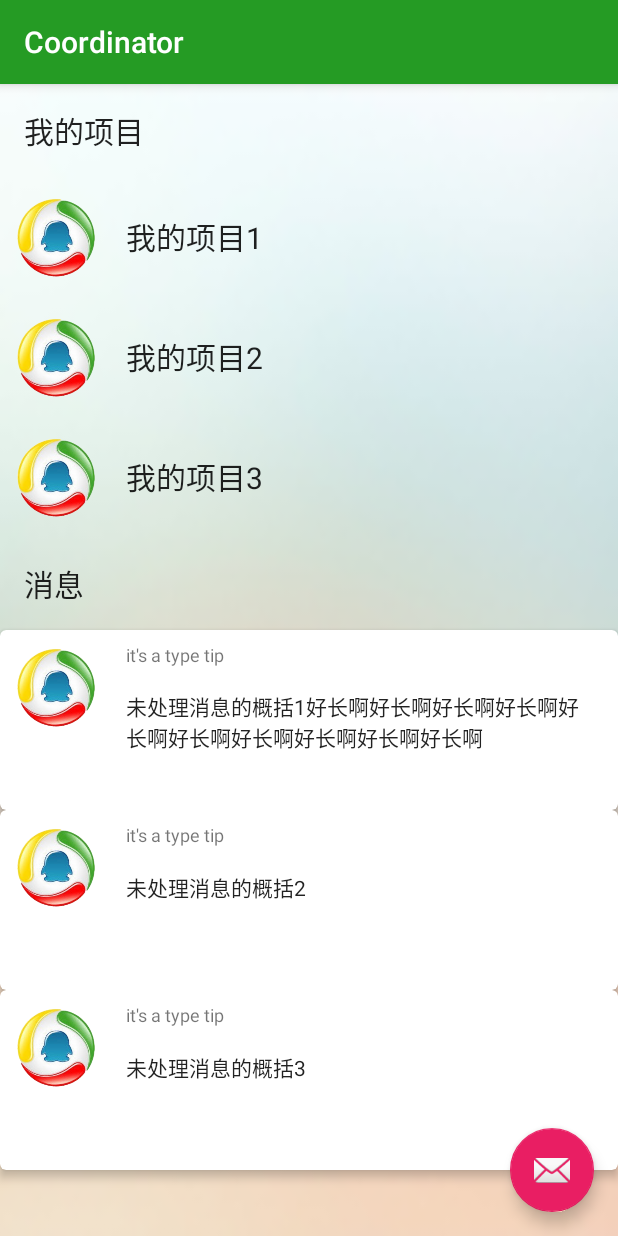
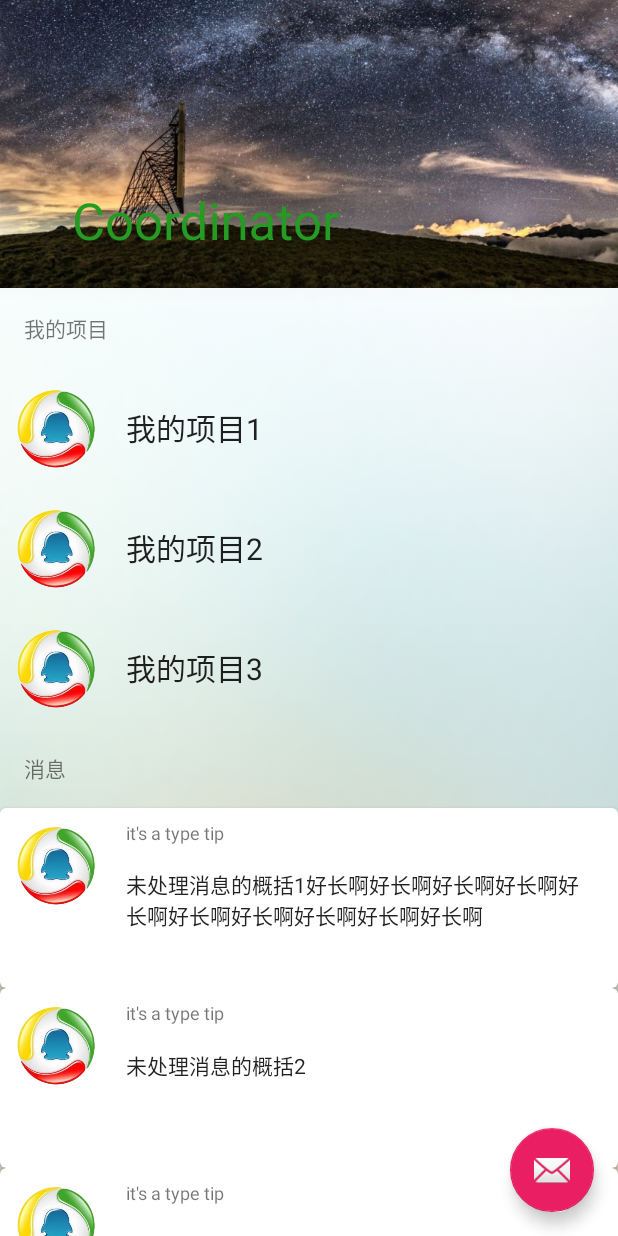
Before and after one commit to newpasung/coordinator, an Android app: the screen it shows after launch (HomeActivity), on a phone screen of 412 x 824 dp. Run offline under Robolectric (Android 15) with nearby library versions, the phone set to English and light mode, and no system bars; our stand-ins replace CircleImageView; pictures from the network do not load.

Commit message:
modify as fragment

```diff
--- a/app/src/main/java/com/scut/gof/coordinator/main/activity/HomeActivity.java
+++ b/app/src/main/java/com/scut/gof/coordinator/main/activity/HomeActivity.java
@@ -1,6 +1,7 @@
 package com.scut.gof.coordinator.main.activity;
 
 import android.os.Bundle;
+import android.support.design.widget.CollapsingToolbarLayout;
 import android.support.design.widget.FloatingActionButton;
 import android.support.v4.widget.DrawerLayout;
 import android.support.v7.widget.LinearLayoutManager;
@@ -11,6 +12,7 @@ import android.widget.Button;
 
 import com.scut.gof.coordinator.R;
 import com.scut.gof.coordinator.main.adapter.HomeAdapter;
+import com.scut.gof.coordinator.main.utils.ApiUtil;
 import com.scut.gof.coordinator.main.widget.BottomToolBar;
 import com.scut.gof.coordinator.main.widget.dialog.TextDialog;
 
@@ -22,23 +24,20 @@ public class HomeActivity extends BaseActivity {
     BottomToolBar mBar;
     FloatingActionButton mBtnfab;
     Button button;
-    RecyclerView mRec;
-    List<String> proData=new ArrayList<>();
-    List<String> msgData=new ArrayList<>();
-    TextDialog dialog ;
     @Override
     protected void onCreate(Bundle savedInstanceState) {
         super.onCreate(savedInstanceState);
         setContentView(R.layout.activity_home);
-        iniData();
         initUI();
     }
 
     protected void initUI() {
-        dialog=new TextDialog(this);
-        dialog.show();
         Toolbar toolbar = (Toolbar) findViewById(R.id.toolbar);
         setSupportActionBar(toolbar);
+        CollapsingToolbarLayout mCoolBar=(CollapsingToolbarLayout)findViewById(R.id.cooltoolbar);
+        mCoolBar.setTitleEnabled(true);
+        mCoolBar.setTitle(getString(R.string.app_name));
+        mCoolBar.setExpandedTitleColor(ApiUtil.getColor(this,R.color.colorPrimary));
         button = (Button) findViewById(R.id.button1);
         button.setOnClickListener(new View.OnClickListener() {
             @Override
@@ -56,26 +55,10 @@ public class HomeActivity extends BaseActivity {
                 mBar.reveal(HomeActivity.this, mBtnfab);
             }
         });
-        mRec=(RecyclerView)findViewById(R.id.recyclerview);
-        mRec.setLayoutManager(new LinearLayoutManager(this));
-        HomeAdapter adapter=new HomeAdapter(this);
-        adapter.setProData(proData);
-        adapter.setMsgData(msgData);
-        mRec.setAdapter(adapter);
-    }
-
-    protected void iniData(){
-        proData.add("我的项目1");
-        proData.add("我的项目2");
-        proData.add("我的项目3");
-        msgData.add("未处理消息的概括1好长啊好长啊好长啊好长啊好长啊好长啊好长啊好长啊好长啊好长啊");
-        msgData.add("未处理消息的概括2");
-        msgData.add("未处理消息的概括3");
     }
 
     @Override
     protected void onResume() {
         super.onResume();
-        dialog.dismiss();
     }
 }
--- a/app/src/main/java/com/scut/gof/coordinator/main/fragment/HomeActivityFragment.java
+++ b/app/src/main/java/com/scut/gof/coordinator/main/fragment/HomeActivityFragment.java
@@ -2,23 +2,54 @@ package com.scut.gof.coordinator.main.fragment;
 
 import android.support.v4.app.Fragment;
 import android.os.Bundle;
+import android.support.v7.widget.LinearLayoutManager;
+import android.support.v7.widget.RecyclerView;
 import android.view.LayoutInflater;
 import android.view.View;
 import android.view.ViewGroup;
 
 import com.scut.gof.coordinator.R;
+import com.scut.gof.coordinator.main.adapter.HomeAdapter;
+
+import java.util.ArrayList;
+import java.util.List;
 
 /**
  * A placeholder fragment containing a simple view.
  */
 public class HomeActivityFragment extends Fragment {
 
+    RecyclerView mRec;
+    List<String> proData=new ArrayList<>();
+    List<String> msgData=new ArrayList<>();
     public HomeActivityFragment() {
     }
 
     @Override
     public View onCreateView(LayoutInflater inflater, ViewGroup container,
                              Bundle savedInstanceState) {
+        iniData();
         return inflater.inflate(R.layout.fragment_home, container, false);
     }
+
+    @Override
+    public void onViewCreated(View view, Bundle savedInstanceState) {
+        super.onViewCreated(view, savedInstanceState);
+        mRec=(RecyclerView)view.findViewById(R.id.recyclerview);
+        mRec.setLayoutManager(new LinearLayoutManager(getContext()));
+        HomeAdapter adapter=new HomeAdapter(getContext());
+        adapter.setProData(proData);
+        adapter.setMsgData(msgData);
+        mRec.setAdapter(adapter);
+    }
+
+    protected void iniData(){
+        proData.add("我的项目1");
+        proData.add("我的项目2");
+        proData.add("我的项目3");
+        msgData.add("未处理消息的概括1好长啊好长啊好长啊好长啊好长啊好长啊好长啊好长啊好长啊好长啊");
+        msgData.add("未处理消息的概括2");
+        msgData.add("未处理消息的概括3");
+    }
+
 }
--- /dev/null
+++ b/app/src/main/java/com/scut/gof/coordinator/main/utils/ApiUtil.java
@@ -0,0 +1,30 @@
+package com.scut.gof.coordinator.main.utils;
+
+import android.content.Context;
+import android.graphics.drawable.Drawable;
+import android.os.Build;
+import android.view.View;
+
+/**
+ * Created by Administrator on 2015/10/31.
+ * 所有提示过期的函数都应该在这里做选择
+ */
+public class ApiUtil {
+    public static void setBackground(View view ,Drawable drawable){
+        if(Build.VERSION.SDK_INT<Build.VERSION_CODES.JELLY_BEAN){
+            view.setBackgroundDrawable(drawable);
+        }
+        else{
+            view.setBackground(drawable);
+        }
+    }
+
+    public static int getColor(Context context,int resId){
+        if(Build.VERSION.SDK_INT<Build.VERSION_CODES.M){
+            return context.getResources().getColor(resId);
+        }else{
+            return context.getResources().getColor(resId,null);
+        }
+    }
+
+}
--- a/app/src/main/java/com/scut/gof/coordinator/main/utils/ViewUtil.java
+++ b/app/src/main/java/com/scut/gof/coordinator/main/utils/ViewUtil.java
@@ -9,15 +9,6 @@ import android.view.View;
  * Created by Administrator on 2015/10/29.
  */
 public class ViewUtil {
-
-    public static void setBackground(View view ,Drawable drawable){
-        if(Build.VERSION.SDK_INT<Build.VERSION_CODES.JELLY_BEAN){
-            view.setBackgroundDrawable(drawable);
-        }
-        else{
-            view.setBackground(drawable);
-        }
-    }
 
     /*返回左上角全局x坐标*/
     public static int getScreenX(View view){
--- a/app/src/main/java/com/scut/gof/coordinator/main/widget/BottomToolBar.java
+++ b/app/src/main/java/com/scut/gof/coordinator/main/widget/BottomToolBar.java
@@ -16,6 +16,7 @@ import android.widget.Button;
 import android.widget.RelativeLayout;
 
 import com.scut.gof.coordinator.R;
+import com.scut.gof.coordinator.main.utils.ApiUtil;
 import com.scut.gof.coordinator.main.utils.DenstityUtil;
 import com.scut.gof.coordinator.main.utils.MathUtil;
 import com.scut.gof.coordinator.main.utils.ViewUtil;
@@ -55,7 +56,7 @@ public class BottomToolBar extends RelativeLayout {
         animView.setVisibility(INVISIBLE);
         shapeDrawable = new ShapeDrawable(new OvalShape());
         shapeDrawable.getPaint().setColor(getResources().getColor(R.color.colorPrimary));
-        ViewUtil.setBackground(animView, shapeDrawable);
+        ApiUtil.setBackground(animView, shapeDrawable);
     }
 
     @Override
--- a/app/src/main/res/layout/activity_home.xml
+++ b/app/src/main/res/layout/activity_home.xml
@@ -6,21 +6,44 @@
     android:layout_height="match_parent"
     android:fitsSystemWindows="true">
 
+    <RelativeLayout
+        android:layout_width="match_parent"
+        android:layout_height="match_parent">
+
         <android.support.design.widget.CoordinatorLayout
             android:layout_width="match_parent"
             android:layout_height="match_parent">
 
             <android.support.design.widget.AppBarLayout
                 android:layout_width="match_parent"
-            android:layout_height="wrap_content"
+                android:layout_height="192dp"
+                android:fitsSystemWindows="true"
                 android:theme="@style/AppTheme.AppBarOverlay">
+
+                <android.support.design.widget.CollapsingToolbarLayout
+                    android:id="@+id/cooltoolbar"
+                    android:layout_width="match_parent"
+                    android:layout_height="match_parent"
+                    app:contentScrim="@color/colorPrimary"
+                    app:expandedTitleMarginStart="48dp"
+                    app:layout_scrollFlags="scroll|enterAlwaysCollapsed">
+
+                    <ImageView
+                        android:id="@+id/iv_toolbar"
+                        android:layout_width="match_parent"
+                        android:layout_height="match_parent"
+                        android:scaleType="centerCrop"
+                        android:src="@drawable/landscape"
+                        app:layout_collapseMode="parallax"
+                        app:layout_collapseParallaxMultiplier="0.7" />
 
                     <android.support.v7.widget.Toolbar
                         android:id="@+id/toolbar"
                         android:layout_width="match_parent"
                         android:layout_height="?attr/actionBarSize"
-                android:background="?attr/colorPrimary"
                         app:popupTheme="@style/AppTheme.PopupOverlay" />
+
+                </android.support.design.widget.CollapsingToolbarLayout>
             </android.support.design.widget.AppBarLayout>
 
             <include layout="@layout/content_home" />
@@ -34,6 +57,34 @@
                 android:src="@android:drawable/ic_dialog_email" />
         </android.support.design.widget.CoordinatorLayout>
 
+        <com.scut.gof.coordinator.main.widget.BottomToolBar
+            android:id="@+id/bottombar"
+            android:layout_width="match_parent"
+            android:layout_height="wrap_content"
+            android:layout_alignParentBottom="true">
+
+            <Button
+                android:id="@+id/button1"
+                android:layout_width="wrap_content"
+                android:layout_height="wrap_content"
+                android:text="@string/app_name" />
+
+            <Button
+                android:id="@+id/button2"
+                android:layout_width="wrap_content"
+                android:layout_height="wrap_content"
+                android:layout_centerInParent="true"
+                android:text="@string/app_name" />
+
+            <Button
+                android:id="@+id/button3"
+                android:layout_width="wrap_content"
+                android:layout_height="wrap_content"
+                android:layout_alignParentRight="true"
+                android:text="@string/app_name" />
+        </com.scut.gof.coordinator.main.widget.BottomToolBar>
+    </RelativeLayout>
+
     <android.support.design.widget.NavigationView
         android:id="@+id/navigationview"
         android:layout_width="wrap_content"
--- a/app/src/main/res/layout/fragment_home.xml
+++ b/app/src/main/res/layout/fragment_home.xml
@@ -1,9 +1,7 @@
 <RelativeLayout xmlns:android="http://schemas.android.com/apk/res/android"
-    xmlns:tools="http://schemas.android.com/tools"
     android:layout_width="match_parent"
     android:layout_height="match_parent"
-    tools:showIn="@layout/activity_home"
-    tools:context=".HomeActivityFragment">
+    >
 
     <android.support.v7.widget.RecyclerView
         android:id="@+id/recyclerview"
@@ -11,29 +9,4 @@
         android:layout_height="match_parent"
         android:layout_width="match_parent"
         />
-
-    <com.scut.gof.coordinator.main.widget.BottomToolBar
-        android:id="@+id/bottombar"
-        android:layout_alignParentBottom="true"
-        android:layout_width="match_parent"
-        android:layout_height="wrap_content">
-        <Button
-            android:id="@+id/button1"
-            android:text="@string/app_name"
-            android:layout_width="wrap_content"
-            android:layout_height="wrap_content" />
-        <Button
-            android:id="@+id/button2"
-            android:layout_centerInParent="true"
-            android:text="@string/app_name"
-            android:layout_width="wrap_content"
-            android:layout_height="wrap_content" />
-        <Button
-            android:id="@+id/button3"
-            android:layout_alignParentRight="true"
-            android:text="@string/app_name"
-            android:layout_width="wrap_content"
-            android:layout_height="wrap_content" />
-    </com.scut.gof.coordinator.main.widget.BottomToolBar>
-
 </RelativeLayout>
--- /dev/null
+++ b/app/src/main/res/layout/fragment_userinfo.xml
@@ -0,0 +1,8 @@
+<?xml version="1.0" encoding="utf-8"?>
+<LinearLayout
+    xmlns:android="http://schemas.android.com/apk/res/android"
+    android:orientation="vertical"
+    android:layout_width="match_parent"
+    android:layout_height="match_parent">
+
+</LinearLayout>
--- a/app/src/main/res/layout/listitem_headline.xml
+++ b/app/src/main/res/layout/listitem_headline.xml
@@ -7,7 +7,7 @@
         android:id="@+id/tv_category"
         tools:text="@string/test_sentence_20"
         android:layout_margin="@dimen/margin_normal"
-        style="@style/text_title"
+        style="@style/text_subtitle"
         android:singleLine="true"
         android:layout_width="match_parent"
         android:layout_height="wrap_content"/>
--- a/app/src/main/res/menu/menu_drawer.xml
+++ b/app/src/main/res/menu/menu_drawer.xml
@@ -1,7 +1,7 @@
 <?xml version="1.0" encoding="utf-8"?>
 <menu xmlns:android="http://schemas.android.com/apk/res/android">
 <group >
-    <item android:icon="@drawable/home" android:title="@string/app_name"/>
+    <item android:icon="@drawable/account" android:title="@string/action_personalinfo"/>
     <item android:icon="@drawable/home" android:title="@string/app_name"/>
     <item android:icon="@drawable/home" android:title="@string/app_name"/>
     <item android:icon="@drawable/setting" android:title="@string/action_setting"/>
--- a/app/src/main/res/values/strings.xml
+++ b/app/src/main/res/values/strings.xml
@@ -9,4 +9,5 @@
 
     <string name="action_setting">设置</string>
     <string name="action_feedback">帮助&#38;反馈</string>
+    <string name="action_personalinfo">个人信息</string>
 </resources>
--- a/app/src/main/res/values/styles.xml
+++ b/app/src/main/res/values/styles.xml
@@ -39,4 +39,9 @@
         <item name="android:windowNoTitle">true</item>
     </style>
 
+    <style name="text_subtitle">
+        <item name="android:textSize">@dimen/textsize_l2</item>
+        <item name="android:textColor">@color/black_54</item>
+    </style>
+
 </resources>
```
Also changed, not shown: app/src/main/res/drawable/account.png (added). Lines whose indentation alone changed are shown as unchanged.
